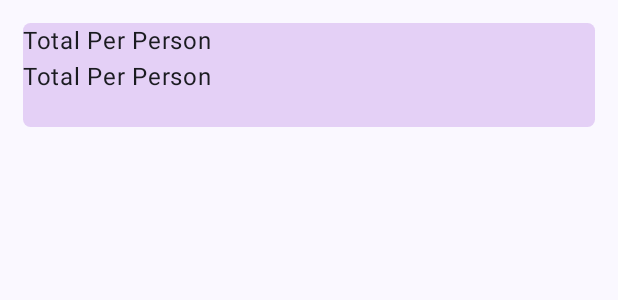
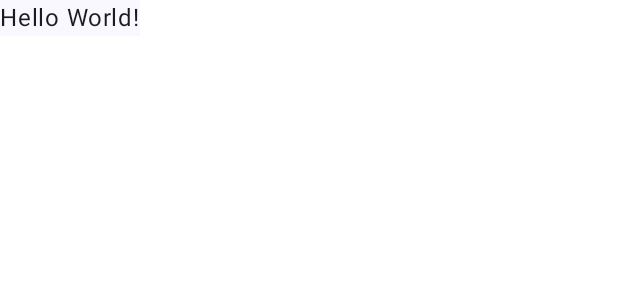
Before and after one commit to abhisekadhikari/TipTap, an Android app built with Jetpack Compose: the @Preview function GreetingPreview, on a phone screen of 412 x 824 dp. Shown: the top 300 px of the screen. Run offline under Robolectric (Android 15) with nearby library versions, the phone set to English and light mode, and no system bars.

Commit message:
Adding Container Function

```diff
--- a/app/src/main/java/com/abhitech/tiptap/MainActivity.kt
+++ b/app/src/main/java/com/abhitech/tiptap/MainActivity.kt
@@ -3,82 +3,44 @@ package com.abhitech.tiptap
 import android.os.Bundle
 import androidx.activity.ComponentActivity
 import androidx.activity.compose.setContent
-import androidx.compose.foundation.layout.Arrangement
-import androidx.compose.foundation.layout.Column
-import androidx.compose.foundation.layout.fillMaxHeight
-import androidx.compose.foundation.layout.fillMaxWidth
-import androidx.compose.foundation.layout.height
-import androidx.compose.foundation.layout.padding
-import androidx.compose.foundation.shape.RoundedCornerShape
-import androidx.compose.material3.Card
-import androidx.compose.material3.CardDefaults
 import androidx.compose.material3.Surface
 import androidx.compose.material3.Text
 import androidx.compose.runtime.Composable
-import androidx.compose.ui.Alignment
-import androidx.compose.ui.Modifier
-import androidx.compose.ui.graphics.Color
 import androidx.compose.ui.tooling.preview.Preview
-import androidx.compose.ui.unit.dp
 import com.abhitech.tiptap.ui.theme.TipTapTheme
 
 class MainActivity : ComponentActivity() {
     override fun onCreate(savedInstanceState: Bundle?) {
         super.onCreate(savedInstanceState)
         setContent {
-            DashBoard()
+
         }
     }
 }
 
+// CONTAINER FUNCTION ======>
+
 @Composable
-fun DashBoard() {
-    Surface(
-        modifier = Modifier
-            .fillMaxHeight()
-            .fillMaxWidth(),
-    ) {
-        Column(
-            modifier = Modifier,
-            horizontalAlignment = Alignment.CenterHorizontally,
-        ) {
-            DisplayTip()
+fun MyApp(content: @Composable () -> Unit) {
+    TipTapTheme {
+        Surface {
+            content()
         }
     }
 }
 
+// <=========
 
-@Composable
-fun DisplayTip() {
-    Surface(
-        modifier = Modifier
-            .height(100.dp)
-            .fillMaxWidth(),
-    ) {
-        Card(
-            modifier = Modifier
-                .padding(15.dp),
-            colors = CardDefaults.cardColors(
-                Color(228, 208, 246)
-            ),
-            shape = RoundedCornerShape(5.dp),
-        ) {
-            Column(
-                modifier = Modifier,
-                verticalArrangement = Arrangement.Center,
-                horizontalAlignment = Alignment.CenterHorizontally
-            ) {
-                Text(text = "Total Per Person")
-                Text(text = "Total Per Person")
-            }
-        }
-    }
-}
+
+
+
 
 @Preview(showBackground = true)
 @Composable
 fun GreetingPreview() {
     TipTapTheme {
-        DashBoard()
+        MyApp {
+            Text(text = "Hello World!")
+        }
     }
 }
```
